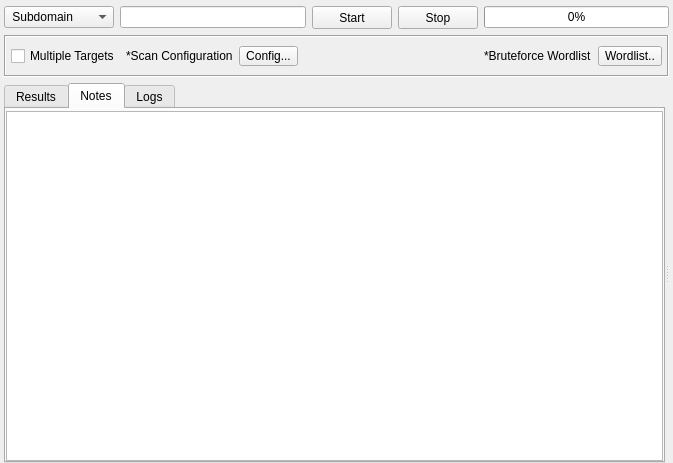
Old version of the form sub3suite/src/engines/brute/Brute.ui in the repository 3nock/OTE.
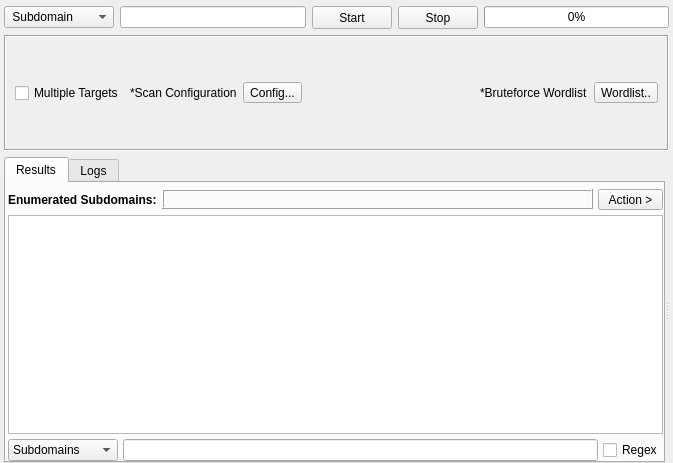
New version of the form. The open tabs and pages were chosen to show the change. Custom widgets are drawn as their Qt base class.

What changed in the file:
```diff
--- a/sub3suite/src/engines/brute/Brute.ui
+++ b/sub3suite/src/engines/brute/Brute.ui
@@ -154,28 +154,7 @@
     </layout>
    </item>
    <item>
-    <widget class="QFrame" name="frame">
-     <property name="sizePolicy">
-      <sizepolicy hsizetype="Preferred" vsizetype="Maximum">
-       <horstretch>0</horstretch>
-       <verstretch>0</verstretch>
-      </sizepolicy>
-     </property>
-     <property name="minimumSize">
-      <size>
-       <width>0</width>
-       <height>42</height>
-      </size>
-     </property>
-     <property name="maximumSize">
-      <size>
-       <width>16777215</width>
-       <height>42</height>
-      </size>
-     </property>
-     <property name="styleSheet">
-      <string notr="true"/>
-     </property>
+    <widget class="QFrame" name="">
      <property name="frameShape">
       <enum>QFrame::Box</enum>
      </property>
@@ -184,10 +163,16 @@
      </property>
      <layout class="QHBoxLayout" name="horizontalLayout">
       <property name="leftMargin">
-       <number>5</number>
+       <number>9</number>
+      </property>
+      <property name="topMargin">
+       <number>6</number>
       </property>
       <property name="rightMargin">
-       <number>5</number>
+       <number>9</number>
+      </property>
+      <property name="bottomMargin">
+       <number>6</number>
       </property>
       <item>
        <widget class="QCheckBox" name="checkBoxMultipleTargets">
@@ -438,7 +423,7 @@
               <enum>QAbstractItemView::ScrollPerPixel</enum>
              </property>
              <property name="showGrid">
-              <bool>false</bool>
+              <bool>true</bool>
              </property>
              <property name="sortingEnabled">
               <bool>true</bool>
@@ -462,10 +447,10 @@
               <bool>false</bool>
              </attribute>
              <attribute name="verticalHeaderMinimumSectionSize">
-              <number>15</number>
+              <number>18</number>
              </attribute>
              <attribute name="verticalHeaderDefaultSectionSize">
-              <number>15</number>
+              <number>18</number>
              </attribute>
             </widget>
            </item>
@@ -505,28 +490,6 @@
            </item>
           </layout>
          </widget>
-         <widget class="QWidget" name="tabNotes">
-          <attribute name="title">
-           <string>Notes</string>
-          </attribute>
-          <layout class="QVBoxLayout" name="verticalLayout_3">
-           <property name="leftMargin">
-            <number>0</number>
-           </property>
-           <property name="topMargin">
-            <number>2</number>
-           </property>
-           <property name="rightMargin">
-            <number>0</number>
-           </property>
-           <property name="bottomMargin">
-            <number>0</number>
-           </property>
-           <item>
-            <widget class="QPlainTextEdit" name="plainTextEditNotes"/>
-           </item>
-          </layout>
-         </widget>
          <widget class="QWidget" name="tabLogs">
           <attribute name="title">
            <string>Logs</string>
```
